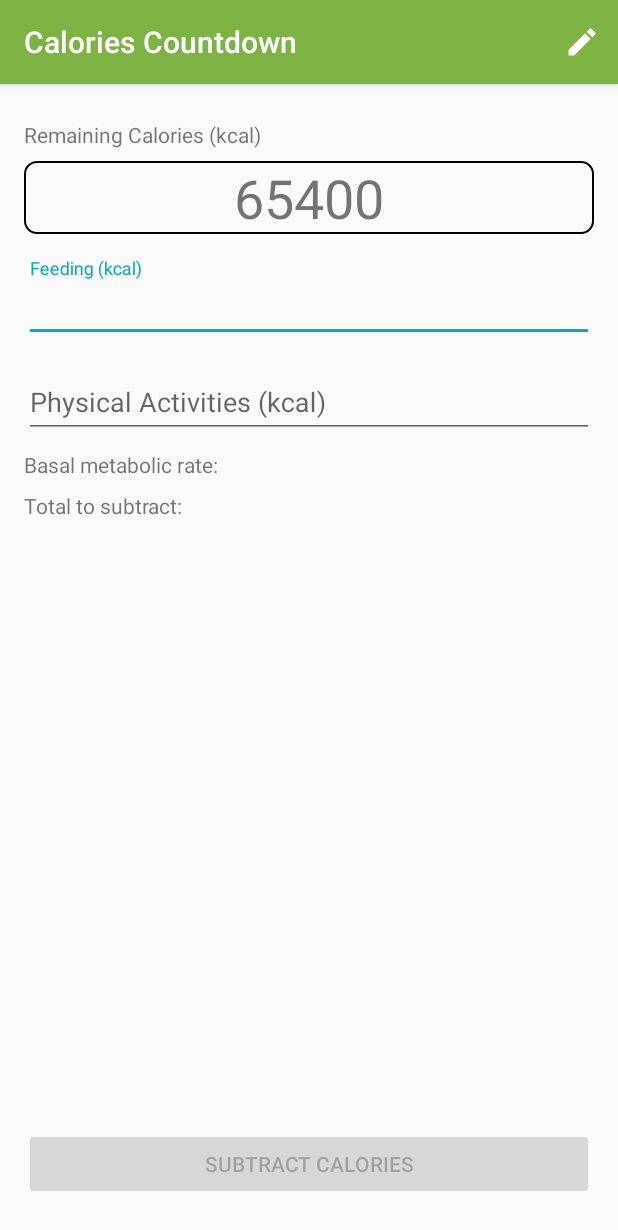
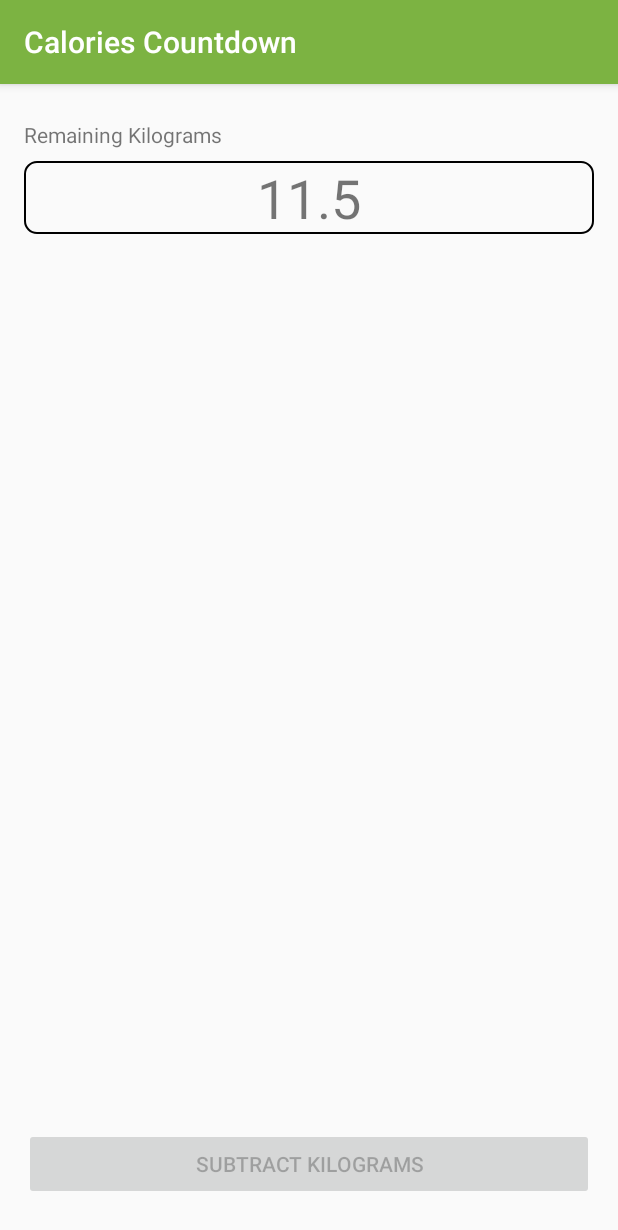
Before and after one commit to JoaoGeniselli/Calories-Countdown-Android, an Android app: the screen it shows after launch (MainActivity), on a phone screen of 412 x 824 dp. Shown: the top 1230 px of the screen. Run offline under Robolectric (Android 15) with nearby library versions, the phone set to English and light mode, and no system bars; our stand-ins replace data binding; Roboto replaces fonts that are not available here.

Commit message:
Removing unused code.

```diff
--- a/app/src/main/java/com/jgeniselli/weightgoal/countdown/MainActivity.kt
+++ b/app/src/main/java/com/jgeniselli/weightgoal/countdown/MainActivity.kt
@@ -1,14 +1,11 @@
 package com.jgeniselli.weightgoal.countdown
 
 import android.os.Bundle
-import android.view.Menu
-import android.view.MenuItem
 import androidx.appcompat.app.AppCompatActivity
 import androidx.databinding.DataBindingUtil
 import androidx.lifecycle.Observer
 import com.jgeniselli.weightgoal.R
 import com.jgeniselli.weightgoal.databinding.ActivityMainBinding
-import kotlinx.android.synthetic.main.form_subtract_calories.*
 import org.koin.android.viewmodel.ext.android.viewModel
 
 class MainActivity : AppCompatActivity() {
@@ -26,28 +23,8 @@ class MainActivity : AppCompatActivity() {
 
         viewModel.clearFocus.observe(this, Observer {
             it.getContentIfNotHandled()?.let {
-                input_feeding_calories.clearFocus()
-                input_physical_activities_calories.clearFocus()
+                // TODO: IMPLEMENT
             }
         })
     }
-
-    override fun onCreateOptionsMenu(menu: Menu?): Boolean {
-        menuInflater.inflate(R.menu.main, menu)
-        return super.onCreateOptionsMenu(menu)
-    }
-
-    override fun onContextItemSelected(item: MenuItem?): Boolean {
-        item?.let {
-            if (it.itemId == R.id.edit_goal) {
-                openGoalEditor()
-                return true
-            }
-        }
-        return super.onContextItemSelected(item)
-    }
-
-    private fun openGoalEditor() {
-
-    }
 }
--- a/app/src/main/java/com/jgeniselli/weightgoal/countdown/MainViewModel.kt
+++ b/app/src/main/java/com/jgeniselli/weightgoal/countdown/MainViewModel.kt
@@ -1,73 +1,27 @@
 package com.jgeniselli.weightgoal.countdown
 
 import androidx.lifecycle.*
-import com.jgeniselli.weightgoal.storage.CaloriesGoalRepository
+import com.jgeniselli.weightgoal.storage.Repository
 import com.jgeniselli.weightgoal.toolbox.livedata.Event
 import kotlinx.coroutines.launch
 
 class MainViewModel(
-    private val repository: CaloriesGoalRepository
+    private val repository: Repository
 ) : ViewModel(), LifecycleObserver {
 
-    private val _basalMetabolicRate = MutableLiveData(0)
-    private val _remainingCalories = MutableLiveData<String>()
-    private val _totalToBeSubtracted = MutableLiveData(0)
+    private val _remainingKilograms = MutableLiveData<String>()
     private val _subtractButtonEnabled = MutableLiveData(false)
     private val _clearFocus = MutableLiveData<Event<Unit>>()
 
-    val feedingCaloriesText = MutableLiveData<String>()
-    val physicalActivitiesCaloriesText = MutableLiveData<String>()
-
-    val basalMetabolicRate: LiveData<Int> get() = _basalMetabolicRate
-    val remainingCaloriesText: LiveData<String> get() = _remainingCalories
-    val totalToBeSubtracted: LiveData<Int> get() = _totalToBeSubtracted
+    val remainingKilograms: LiveData<String> get() = _remainingKilograms
     val subtractButtonEnabled: LiveData<Boolean> get() = _subtractButtonEnabled
     val clearFocus: LiveData<Event<Unit>> get() = _clearFocus
-
-    private val feedingCalories: Int?
-        get() = feedingCaloriesText.value?.toIntOrNull()
-
-    private val physicalActivitiesCalories: Int
-        get() = physicalActivitiesCaloriesText.value?.toIntOrNull() ?: 0
 
     @OnLifecycleEvent(Lifecycle.Event.ON_CREATE)
     fun start() {
         viewModelScope.launch {
-            _remainingCalories.value = repository.getRemainingCalories().toString()
-            _basalMetabolicRate.value = repository.getBasalMetabolicRate()
-            _totalToBeSubtracted.value = 0
+            _remainingKilograms.value = repository.getRemainingKilograms().toString()
             _subtractButtonEnabled.value = false
         }
     }
-
-    fun onInputChanged() {
-        updateSubtractButton()
-        updateTotalToBeSubtracted()
-    }
-
-    private fun updateSubtractButton() {
-        val feedingCalories = this.feedingCaloriesText.value?.toIntOrNull()
-        _subtractButtonEnabled.value = feedingCalories != null
-    }
-
-    private fun updateTotalToBeSubtracted() {
-        val feedingCalories = this.feedingCalories ?: return
-        val caloriesToSubtract = repository.calculateSubtraction(
-            feedingCalories,
-            physicalActivitiesCalories
-        )
-        _totalToBeSubtracted.value = caloriesToSubtract
-    }
-
-    fun subtractCalories() {
-        val feedingCalories = this.feedingCalories ?: return
-        viewModelScope.launch {
-            val updatedGoal = repository.subtract(feedingCalories, physicalActivitiesCalories)
-            _remainingCalories.value = updatedGoal.toString()
-            feedingCaloriesText.value = ""
-            physicalActivitiesCaloriesText.value = ""
-            _clearFocus.value = Event(Unit)
-            _totalToBeSubtracted.value = 0
-        }
-    }
 }
--- a/app/src/main/java/com/jgeniselli/weightgoal/startup/DependencyInjection.kt
+++ b/app/src/main/java/com/jgeniselli/weightgoal/startup/DependencyInjection.kt
@@ -1,7 +1,7 @@
 package com.jgeniselli.weightgoal.startup
 
 import com.jgeniselli.weightgoal.countdown.MainViewModel
-import com.jgeniselli.weightgoal.storage.CaloriesGoalRepository
+import com.jgeniselli.weightgoal.storage.Repository
 import org.koin.android.viewmodel.dsl.viewModel
 import org.koin.dsl.module
 
@@ -10,7 +10,7 @@ object DependencyInjection {
         module {
             viewModel {
                 MainViewModel(
-                    CaloriesGoalRepository()
+                    Repository()
                 )
             }
         }
--- a/app/src/main/java/com/jgeniselli/weightgoal/storage/CaloriesGoalRepository.kt
+++ /dev/null
@@ -1,27 +0,0 @@
-package com.jgeniselli.weightgoal.storage
-
-class CaloriesGoalRepository {
-
-    private var remainingKilograms = 65400
-    private var basalMetabolicRate = 1947
-
-    suspend fun getRemainingCalories(): Int {
-        return remainingKilograms
-    }
-
-    suspend fun getBasalMetabolicRate(): Int {
-        return basalMetabolicRate
-    }
-
-    suspend fun subtract(feedingCalories: Int, physicalActivitiesCalories: Int): Int {
-        val totalToSubtract = calculateSubtraction(feedingCalories, physicalActivitiesCalories)
-        remainingKilograms -= totalToSubtract
-        return remainingKilograms
-    }
-
-    fun calculateSubtraction(feedingCalories: Int, physicalActivitiesCalories: Int): Int {
-        return basalMetabolicRate - feedingCalories + physicalActivitiesCalories
-    }
-
-
-}
--- /dev/null
+++ b/app/src/main/java/com/jgeniselli/weightgoal/storage/Repository.kt
@@ -0,0 +1,9 @@
+package com.jgeniselli.weightgoal.storage
+
+class Repository {
+    private var remainingKilograms = 11.5
+
+    suspend fun getRemainingKilograms(): Double {
+        return remainingKilograms
+    }
+}
--- a/app/src/main/res/layout-land/activity_main.xml
+++ /dev/null
@@ -1,65 +0,0 @@
-<?xml version="1.0" encoding="utf-8"?>
-<layout xmlns:android="http://schemas.android.com/apk/res/android"
-    xmlns:app="http://schemas.android.com/apk/res-auto"
-    xmlns:bind="http://schemas.android.com/apk/res-auto"
-    xmlns:tools="http://schemas.android.com/tools">
-
-    <data>
-        <variable
-            name="viewModel"
-            type="com.jgeniselli.weightgoal.countdown.MainViewModel" />
-    </data>
-
-    <androidx.constraintlayout.widget.ConstraintLayout
-        android:layout_width="match_parent"
-        android:layout_height="match_parent"
-        tools:context=".countdown.MainActivity">
-
-        <include
-            android:id="@+id/include2"
-            layout="@layout/header_remaining_calories"
-            android:layout_width="0dp"
-            android:layout_height="0dp"
-            android:layout_marginStart="16dp"
-            android:layout_marginTop="8dp"
-            android:layout_marginEnd="4dp"
-            android:layout_marginBottom="8dp"
-            app:layout_constraintBottom_toTopOf="@+id/button"
-            app:layout_constraintEnd_toStartOf="@+id/include"
-            app:layout_constraintHorizontal_bias="0.5"
-            app:layout_constraintStart_toStartOf="parent"
-            app:layout_constraintTop_toTopOf="parent"
-            bind:viewModel="@{viewModel}" />
-
-        <include
-            android:id="@+id/include"
-            layout="@layout/form_subtract_calories"
-            android:layout_width="0dp"
-            android:layout_height="0dp"
-            android:layout_marginStart="4dp"
-            android:layout_marginTop="8dp"
-            android:layout_marginEnd="16dp"
-            android:layout_marginBottom="8dp"
-            app:layout_constraintBottom_toTopOf="@+id/button"
-            app:layout_constraintEnd_toEndOf="parent"
-            app:layout_constraintHorizontal_bias="0.5"
-            app:layout_constraintStart_toEndOf="@+id/include2"
-            app:layout_constraintTop_toTopOf="parent"
-            bind:viewModel="@{viewModel}" />
-
-        <Button
-            android:id="@+id/button"
-            android:layout_width="0dp"
-            android:layout_height="wrap_content"
-            android:layout_marginStart="16dp"
-            android:layout_marginEnd="16dp"
-            android:layout_marginBottom="24dp"
-            android:enabled="@{viewModel.subtractButtonEnabled}"
-            android:onClick="@{_ -> viewModel.subtractCalories()}"
-            android:text="@string/to_substract_calories"
-            app:layout_constraintBottom_toBottomOf="parent"
-            app:layout_constraintEnd_toEndOf="parent"
-            app:layout_constraintStart_toStartOf="parent" />
-
-    </androidx.constraintlayout.widget.ConstraintLayout>
-</layout>
--- a/app/src/main/res/layout/activity_main.xml
+++ b/app/src/main/res/layout/activity_main.xml
@@ -18,7 +18,7 @@
         <include
             android:id="@+id/include2"
             bind:viewModel="@{viewModel}"
-            layout="@layout/header_remaining_calories"
+            layout="@layout/fragment_remaining_kilograms"
             android:layout_width="0dp"
             android:layout_height="wrap_content"
             android:layout_marginStart="16dp"
@@ -27,18 +27,6 @@
             app:layout_constraintEnd_toEndOf="parent"
             app:layout_constraintStart_toStartOf="parent"
             app:layout_constraintTop_toTopOf="parent" />
-
-        <include
-            layout="@layout/form_subtract_calories"
-            bind:viewModel="@{viewModel}"
-            android:layout_width="0dp"
-            android:layout_height="wrap_content"
-            android:layout_marginStart="16dp"
-            android:layout_marginTop="16dp"
-            android:layout_marginEnd="16dp"
-            app:layout_constraintEnd_toEndOf="parent"
-            app:layout_constraintStart_toStartOf="parent"
-            app:layout_constraintTop_toBottomOf="@+id/include2" />
 
         <Button
             android:id="@+id/button"
@@ -49,7 +37,7 @@
             android:layout_marginBottom="24dp"
             android:enabled="@{viewModel.subtractButtonEnabled}"
             android:onClick="@{_ -> viewModel.subtractCalories()}"
-            android:text="@string/to_substract_calories"
+            android:text="@string/to_subtract_kilograms"
             app:layout_constraintBottom_toBottomOf="parent"
             app:layout_constraintEnd_toEndOf="parent"
             app:layout_constraintStart_toStartOf="parent" />
--- a/app/src/main/res/layout/form_subtract_calories.xml
+++ /dev/null
@@ -1,105 +0,0 @@
-<?xml version="1.0" encoding="utf-8"?>
-<layout xmlns:android="http://schemas.android.com/apk/res/android"
-    xmlns:tools="http://schemas.android.com/tools"
-    xmlns:app="http://schemas.android.com/apk/res-auto">
-
-    <data>
-        <variable
-            name="viewModel"
-            type="com.jgeniselli.weightgoal.countdown.MainViewModel" />
-    </data>
-
-    <androidx.constraintlayout.widget.ConstraintLayout
-        android:layout_width="match_parent"
-        android:layout_height="wrap_content">
-
-        <com.google.android.material.textfield.TextInputLayout
-            android:id="@+id/textInputLayout2"
-            android:layout_width="0dp"
-            android:layout_height="wrap_content"
-            app:layout_constraintEnd_toEndOf="parent"
-            app:layout_constraintHorizontal_bias="0.0"
-            app:layout_constraintStart_toStartOf="parent"
-            app:layout_constraintTop_toTopOf="parent">
-
-            <com.google.android.material.textfield.TextInputEditText
-                android:id="@+id/input_feeding_calories"
-                android:layout_width="match_parent"
-                android:layout_height="wrap_content"
-                android:hint="@string/feeding_calories_consumption"
-                android:imeOptions="actionNext"
-                android:inputType="numberSigned"
-                android:maxLines="1"
-                android:text="@={viewModel.feedingCaloriesText}"
-                app:onTextChanged="@{_ -> viewModel.onInputChanged()}" />
-
-        </com.google.android.material.textfield.TextInputLayout>
-
-        <com.google.android.material.textfield.TextInputLayout
-            android:id="@+id/textInputLayout3"
-            android:layout_width="0dp"
-            android:layout_height="wrap_content"
-            android:layout_marginTop="8dp"
-            app:layout_constraintEnd_toEndOf="parent"
-            app:layout_constraintStart_toStartOf="parent"
-            app:layout_constraintTop_toBottomOf="@+id/textInputLayout2">
-
-            <com.google.android.material.textfield.TextInputEditText
-                android:id="@+id/input_physical_activities_calories"
-                android:layout_width="match_parent"
-                android:layout_height="wrap_content"
-                android:hint="@string/physical_activities_consumption"
-                android:imeOptions="actionDone"
-                android:inputType="numberSigned"
-                android:maxLines="1"
-                android:text="@={viewModel.physicalActivitiesCaloriesText}"
-                app:onTextChanged="@{_ -> viewModel.onInputChanged()}" />
-
-        </com.google.android.material.textfield.TextInputLayout>
-
-        <TextView
-            android:id="@+id/label_basal_metabolic_rate"
-            android:layout_width="wrap_content"
-            android:layout_height="wrap_content"
-            android:layout_marginTop="8dp"
-            android:text="@string/basal_metabolic_rate"
-            app:layout_constraintStart_toStartOf="parent"
-            app:layout_constraintTop_toBottomOf="@+id/textInputLayout3" />
-
-        <TextView
-            android:id="@+id/content_basal_metabolic_rate"
-            android:layout_width="0dp"
-            android:layout_height="wrap_content"
-            android:layout_marginStart="8dp"
-            android:text="@{@string/kcal_by_day(viewModel.basalMetabolicRate)}"
-            android:textAlignment="textEnd"
-            app:layout_constraintBottom_toBottomOf="@+id/label_basal_metabolic_rate"
-            app:layout_constraintEnd_toEndOf="parent"
-            app:layout_constraintStart_toEndOf="@+id/label_basal_metabolic_rate"
-            app:layout_constraintTop_toTopOf="@+id/label_basal_metabolic_rate"
-            tools:text="1950 kcal/dia" />
-
-        <TextView
-            android:id="@+id/label_total_to_be_substracted"
-            android:layout_width="wrap_content"
-            android:layout_height="wrap_content"
-            android:layout_marginTop="8dp"
-            android:text="@string/total_to_be_subtracted"
-            app:layout_constraintStart_toStartOf="parent"
-            app:layout_constraintTop_toBottomOf="@+id/label_basal_metabolic_rate" />
-
-        <TextView
-            android:id="@+id/content_total_to_be_subtracted"
-            android:layout_width="0dp"
-            android:layout_height="wrap_content"
-            android:layout_marginStart="8dp"
-            android:text="@{@plurals/kilocalories(viewModel.totalToBeSubtracted, viewModel.totalToBeSubtracted)}"
-            android:textAlignment="textEnd"
-            app:layout_constraintBottom_toBottomOf="@+id/label_total_to_be_substracted"
-            app:layout_constraintEnd_toEndOf="parent"
-            app:layout_constraintStart_toEndOf="@+id/label_total_to_be_substracted"
-            app:layout_constraintTop_toTopOf="@+id/label_total_to_be_substracted"
-            tools:text="600 kcal" />
-
-    </androidx.constraintlayout.widget.ConstraintLayout>
-</layout>
--- a/app/src/main/res/layout/fragment_goal.xml
+++ /dev/null
@@ -1,6 +0,0 @@
-<?xml version="1.0" encoding="utf-8"?>
-<androidx.constraintlayout.widget.ConstraintLayout
-    xmlns:android="http://schemas.android.com/apk/res/android"
-    xmlns:tools="http://schemas.android.com/tools"
-    android:layout_width="match_parent"
-    android:layout_height="match_parent"/>
--- a/app/src/main/res/layout/header_remaining_calories.xml
+++ b/app/src/main/res/layout/fragment_remaining_kilograms.xml
@@ -20,20 +20,20 @@
             android:layout_marginTop="8dp"
             android:background="@drawable/shape_rounded_border"
             android:fontFamily="@font/allerta_stencil"
-            android:text="@{viewModel.remainingCaloriesText}"
+            android:text="@{viewModel.remainingKilograms}"
             android:textAlignment="center"
             android:textSize="36sp"
             app:layout_constraintEnd_toEndOf="parent"
             app:layout_constraintHorizontal_bias="0.0"
             app:layout_constraintStart_toStartOf="parent"
             app:layout_constraintTop_toBottomOf="@+id/title"
-            tools:text="70.000" />
+            tools:text="11.9" />
 
         <TextView
             android:id="@+id/title"
             android:layout_width="0dp"
             android:layout_height="wrap_content"
-            android:text="@string/remaining_calories"
+            android:text="@string/remaining_kilograms"
             app:layout_constraintEnd_toEndOf="parent"
             app:layout_constraintStart_toStartOf="parent"
             app:layout_constraintTop_toTopOf="parent" />
--- a/app/src/main/res/layout/line_view_event.xml
+++ /dev/null
@@ -1,30 +0,0 @@
-<?xml version="1.0" encoding="utf-8"?>
-<layout xmlns:app="http://schemas.android.com/apk/res-auto"
-    xmlns:tools="http://schemas.android.com/tools"
-    xmlns:android="http://schemas.android.com/apk/res/android">
-
-    <data>
-        <variable
-            name="eventDescription"
-            type="String" />
-    </data>
-
-    <androidx.constraintlayout.widget.ConstraintLayout
-        android:layout_width="match_parent"
-        android:layout_height="wrap_content">
-
-        <TextView
-            android:id="@+id/text_view"
-            android:layout_width="0dp"
-            android:text="@{eventDescription}"
-            android:layout_height="wrap_content"
-            android:layout_marginTop="8dp"
-            android:layout_marginBottom="8dp"
-            tools:text="Event description"
-            app:layout_constraintBottom_toBottomOf="parent"
-            app:layout_constraintEnd_toEndOf="parent"
-            app:layout_constraintStart_toStartOf="parent"
-            app:layout_constraintTop_toTopOf="parent" />
-
-    </androidx.constraintlayout.widget.ConstraintLayout>
-</layout>
--- a/app/src/main/res/menu/main.xml
+++ /dev/null
@@ -1,10 +0,0 @@
-<?xml version="1.0" encoding="utf-8"?>
-<menu xmlns:app="http://schemas.android.com/apk/res-auto"
-    xmlns:android="http://schemas.android.com/apk/res/android">
-
-    <item
-        android:id="@+id/edit_goal"
-        android:icon="@drawable/ic_edit_24dp"
-        android:title="@string/edit_goal"
-        app:showAsAction="ifRoom" />
-</menu>
--- a/app/src/main/res/values/strings.xml
+++ b/app/src/main/res/values/strings.xml
@@ -1,14 +1,8 @@
 <resources>
     <string translatable="false" name="empty"/>
     <string name="app_name">Calories Countdown</string>
-    <string name="remaining_calories">Remaining Calories (kcal)</string>
-    <string name="to_substract_calories">Subtract Calories</string>
-    <string name="feeding_calories_consumption">Feeding (kcal)</string>
-    <string name="physical_activities_consumption">Physical Activities (kcal)</string>
-    <string name="total_to_be_subtracted">Total to subtract:</string>
-    <string name="basal_metabolic_rate">Basal metabolic rate:</string>
-    <string name="kcal_by_day">%d kcal/day</string>
-    <string name="edit_goal">Edit goal</string>
+    <string name="remaining_kilograms">Remaining Kilograms</string>
+    <string name="to_subtract_kilograms">Subtract Kilograms</string>
 
     <plurals name="kilocalories">
         <item quantity="one">%d kcal</item>
```
Also changed, not shown: 1 other file.
